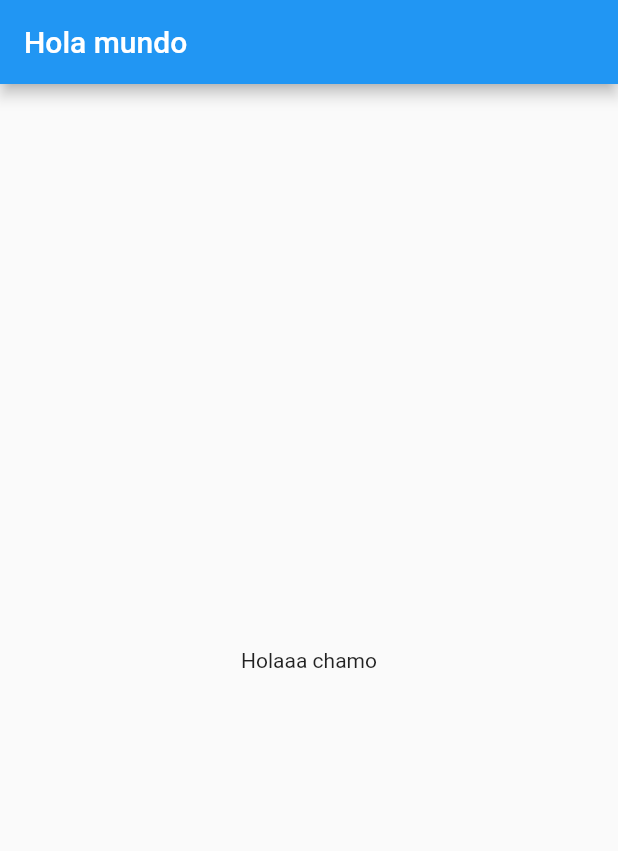
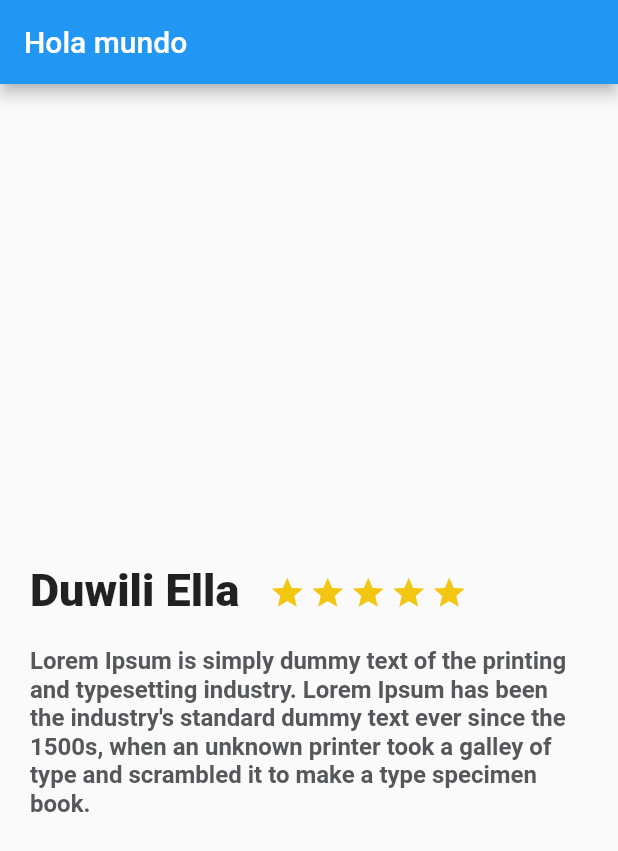
Before and after one commit to CriGacituaFlores/FlutterUIDesign, a Flutter app: the screen it shows after launch, on a phone screen of 412 x 824 dp. Shown: the top 851 px of the screen. Run offline on Flutter 3.47's test engine with Material 2 defaults, Android fonts, the phone set to English and light mode, and no system bars.

Commit message:
description widget

```diff
--- /dev/null
+++ b/lib/description_place.dart
@@ -0,0 +1,76 @@
+import 'package:flutter/material.dart';
+
+class DescriptionPlace extends StatelessWidget {
+  @override
+  Widget build(BuildContext context) {
+    // TODO: implement build
+
+    final descriptionDummy = "Lorem Ipsum is simply dummy text of the printing and typesetting industry. "
+        "Lorem Ipsum has been the industry's standard dummy text ever since the 1500s, "
+        "when an unknown printer took a galley of type and scrambled it to make a type specimen book.";
+
+    final star = Container(
+      margin: EdgeInsets.only(
+        top: 323.0,
+        right: 3.0,
+      ),
+      child: Icon(
+        Icons.star,
+        color: Color(0xFFf2C611),
+      ),
+    );
+
+    final title_stars = Row(
+      children: <Widget>[
+        Container(
+          margin: EdgeInsets.only(
+            top: 320.0,
+            left: 20.0,
+            right: 20.0
+          ),
+          child: Text(
+            "Duwili Ella",
+            style: TextStyle(
+              fontSize: 30.0,
+              fontWeight: FontWeight.w900,
+            ),
+            textAlign: TextAlign.center,
+          )
+        ),
+        Row(
+          children: <Widget>[
+            star,
+            star,
+            star,
+            star,
+            star
+          ],
+        ),
+      ]
+    );
+
+    final description = Container(
+      margin: new EdgeInsets.only(
+        top: 20.0,
+        left: 20.0,
+        right: 20.0
+      ),
+      child: new Text(
+        descriptionDummy,
+        style: const TextStyle(
+          fontSize: 16.0,
+          fontWeight: FontWeight.bold,
+          color: Color(0xFF56575a)
+        )
+      )
+    );
+
+    return Column(
+      children: <Widget>[
+        title_stars,
+        description
+      ],
+    );
+  }
+
+}
--- a/lib/main.dart
+++ b/lib/main.dart
@@ -1,8 +1,10 @@
 import 'package:flutter/material.dart';
+import 'description_place.dart';
 
 void main() => runApp(MyApp());
 
 class MyApp extends StatelessWidget {
+
   // This widget is the root of your application.
   @override
   Widget build(BuildContext context) {
@@ -24,9 +26,7 @@ class MyApp extends StatelessWidget {
         appBar: AppBar(
           title: Text("Hola mundo")
         ),
-        body: Center(
-          child: Text("Holaaa chamo")
-        ),
+        body: new DescriptionPlace(),
       )//MyHomePage(title: 'Flutter Demo Home Page'),
     );
   }
```
